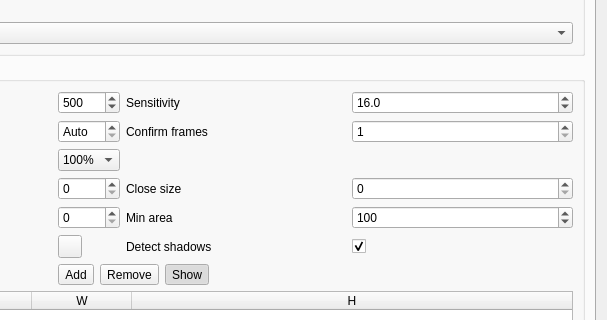
First picture: the form in plugins/feature/camera/camerasettingsdialog.ui, repository srcejon/sdrangel, before the edit; both pictures show x 203 to 810 and y 196 to 516 of the 810 by 1027 pixel window.
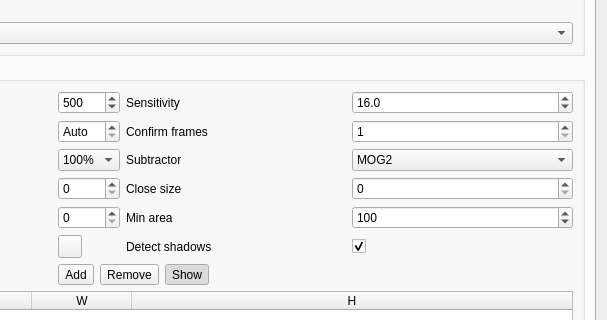
Second picture: the form after the edit. The open tabs and pages were chosen to show the change. Icons and pictures are not drawn.

Commit message: Add camera motion subtractor selection

What changed in the file:
```diff
--- a/plugins/feature/camera/camerasettingsdialog.ui
+++ b/plugins/feature/camera/camerasettingsdialog.ui
@@ -3876,6 +3876,36 @@
             </item>
            </widget>
           </item>
+          <item row="2" column="2">
+           <widget class="QLabel" name="motionBackgroundSubtractorLabel">
+            <property name="minimumSize">
+             <size>
+              <width>130</width>
+              <height>0</height>
+             </size>
+            </property>
+            <property name="text">
+             <string>Subtractor</string>
+            </property>
+           </widget>
+          </item>
+          <item row="2" column="3">
+           <widget class="QComboBox" name="motionBackgroundSubtractorCombo">
+            <property name="toolTip">
+             <string>Background subtractor used for motion detection</string>
+            </property>
+            <item>
+             <property name="text">
+              <string>MOG2</string>
+             </property>
+            </item>
+            <item>
+             <property name="text">
+              <string>KNN</string>
+             </property>
+            </item>
+           </widget>
+          </item>
           <item row="7" column="2">
            <widget class="QLabel" name="motionDetectShadowsLabel">
             <property name="text">
```
The commit also changes 6 other files.
